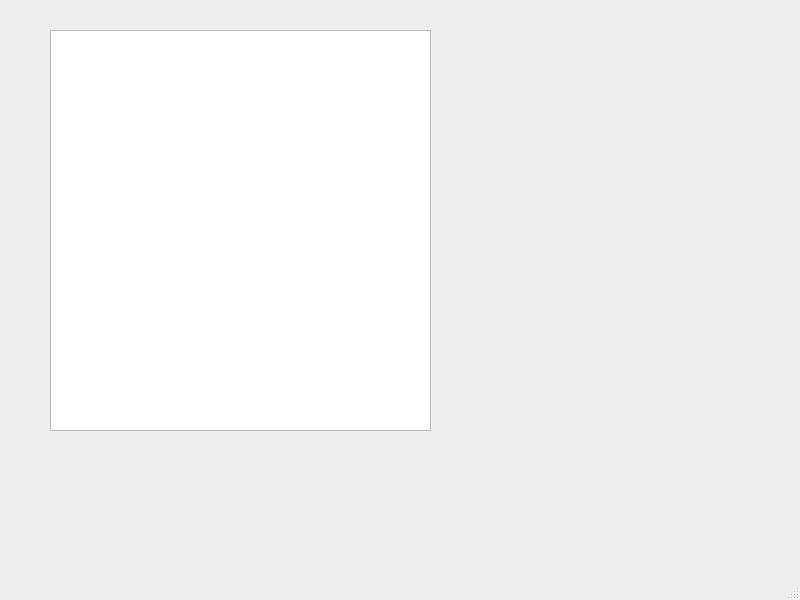
MisterrOrange/Jser, file mainwindow.ui: the form before one commit.
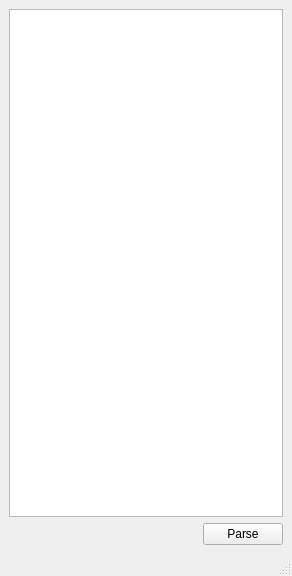
The form after the commit.

Diff of the .ui file:
```diff
--- a/mainwindow.ui
+++ b/mainwindow.ui
@@ -6,24 +6,50 @@
    <rect>
     <x>0</x>
     <y>0</y>
-    <width>800</width>
-    <height>600</height>
+    <width>292</width>
+    <height>576</height>
    </rect>
   </property>
   <property name="windowTitle">
    <string>MainWindow</string>
   </property>
   <widget class="QWidget" name="centralwidget">
-   <widget class="QListWidget" name="listWidget">
-    <property name="geometry">
-     <rect>
-      <x>50</x>
-      <y>30</y>
-      <width>381</width>
-      <height>401</height>
-     </rect>
-    </property>
-   </widget>
+   <layout class="QVBoxLayout" name="verticalLayout">
+    <item>
+     <widget class="QTreeView" name="treeView"/>
+    </item>
+    <item>
+     <layout class="QHBoxLayout" name="horizontalLayout">
+      <item>
+       <widget class="QLabel" name="parseDurationLabel">
+        <property name="text">
+         <string/>
+        </property>
+       </widget>
+      </item>
+      <item>
+       <spacer name="horizontalSpacer">
+        <property name="orientation">
+         <enum>Qt::Orientation::Horizontal</enum>
+        </property>
+        <property name="sizeHint" stdset="0">
+         <size>
+          <width>40</width>
+          <height>20</height>
+         </size>
+        </property>
+       </spacer>
+      </item>
+      <item>
+       <widget class="QPushButton" name="executeButton">
+        <property name="text">
+         <string>Parse</string>
+        </property>
+       </widget>
+      </item>
+     </layout>
+    </item>
+   </layout>
   </widget>
   <widget class="QMenuBar" name="menubar">
    <property name="geometry">
```
Left out of the diff: 2 changed lines with no effect on the pictures.
